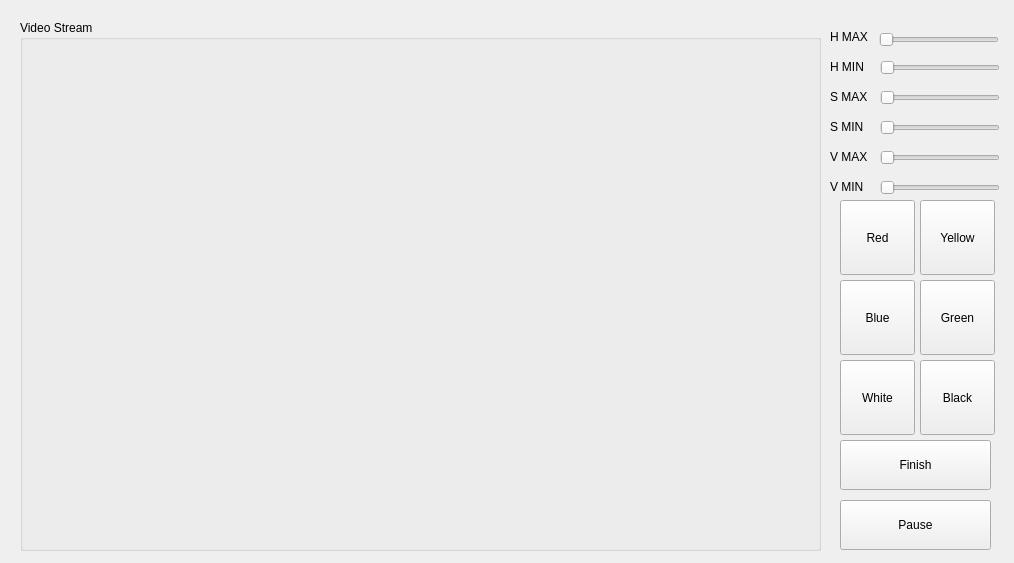
SnowFleix/HorseLamenessTracker, file HorseLamenessTracking/configurationpage.ui: the form before one commit.
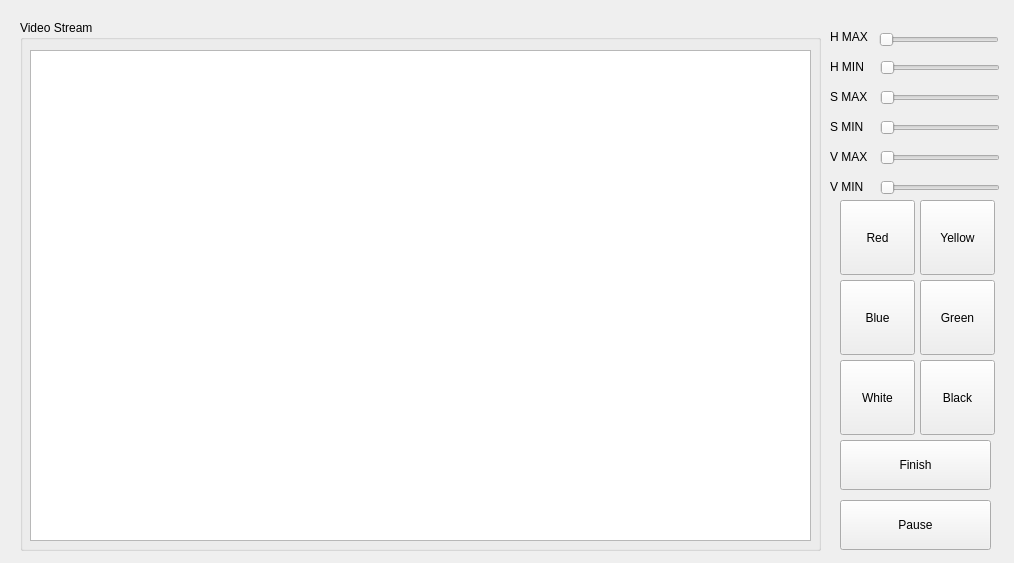
The form after the commit.

Commit message: Updated UI to use QGraphicsView

```diff
--- a/HorseLamenessTracking/configurationpage.ui
+++ b/HorseLamenessTracking/configurationpage.ui
@@ -197,6 +197,16 @@
    <property name="title">
     <string>Video Stream</string>
    </property>
+   <widget class="QGraphicsView" name="graphicsViewVideoFeed">
+    <property name="geometry">
+     <rect>
+      <x>10</x>
+      <y>30</y>
+      <width>781</width>
+      <height>491</height>
+     </rect>
+    </property>
+   </widget>
   </widget>
   <widget class="QLabel" name="lblHMax">
    <property name="geometry">
```
The commit also changes 7 other files.
